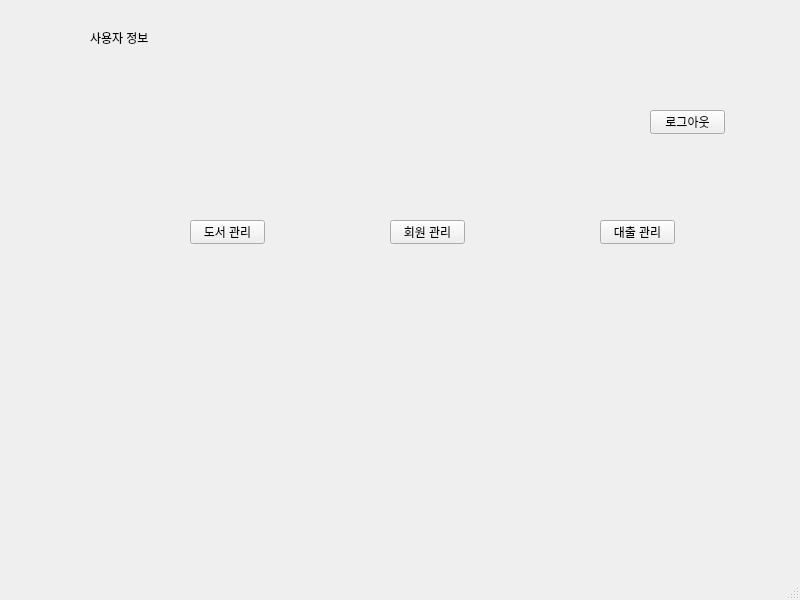
First picture: the form in uis/main_window_manager.ui, repository DaeyeongCho/DataBaseLectureProject, before the edit.
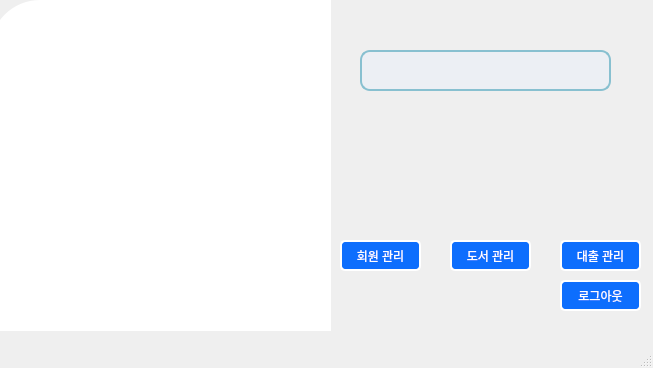
Second picture: the form after the edit. Icons and pictures are not drawn.

```diff
--- a/uis/main_window_manager.ui
+++ b/uis/main_window_manager.ui
@@ -6,49 +6,132 @@
    <rect>
     <x>0</x>
     <y>0</y>
-    <width>800</width>
-    <height>600</height>
+    <width>653</width>
+    <height>368</height>
    </rect>
   </property>
   <property name="windowTitle">
    <string>MainWindow</string>
   </property>
   <widget class="QWidget" name="centralwidget">
-   <widget class="QPushButton" name="pushButtonBookManagement">
+   <widget class="QFrame" name="frame">
     <property name="geometry">
      <rect>
-      <x>190</x>
-      <y>220</y>
-      <width>75</width>
-      <height>24</height>
+      <x>0</x>
+      <y>0</y>
+      <width>651</width>
+      <height>331</height>
      </rect>
+    </property>
+    <property name="styleSheet">
+     <string notr="true">border-top-left-radius:50px;
+</string>
+    </property>
+    <property name="frameShape">
+     <enum>QFrame::StyledPanel</enum>
+    </property>
+    <property name="frameShadow">
+     <enum>QFrame::Raised</enum>
+    </property>
+    <widget class="QLabel" name="label">
+     <property name="geometry">
+      <rect>
+       <x>-10</x>
+       <y>0</y>
+       <width>341</width>
+       <height>331</height>
+      </rect>
+     </property>
+     <property name="styleSheet">
+      <string notr="true">background-color : white;
+border-image : url(C:/Users/jdy08/Visual Studio Code/DataBaseLectureProject/uis/book.png);
+border-top-left-radius:50px;
+</string>
     </property>
     <property name="text">
-     <string>도서 관리</string>
+      <string/>
     </property>
    </widget>
    <widget class="QPushButton" name="pushButtonMemberManagement">
     <property name="geometry">
      <rect>
-      <x>390</x>
-      <y>220</y>
-      <width>75</width>
-      <height>24</height>
-     </rect>
-    </property>
+       <x>340</x>
+       <y>240</y>
+       <width>81</width>
+       <height>31</height>
+      </rect>
+     </property>
+     <property name="styleSheet">
+      <string notr="true">QPushButton{
+	background-color:#0d6efd;
+	border:2px solid #fff;
+	color:#fff;
+	border-radius:5px;
+	padding:6px;
+}
+
+QPushButton:hover,
+QPushButton:clicked{
+	background-color: #0b5ed7;
+	border:2px solid #9ac3fe;
+}</string>
+     </property>
     <property name="text">
      <string>회원 관리</string>
     </property>
    </widget>
+    <widget class="QPushButton" name="pushButtonBookManagement">
+     <property name="geometry">
+      <rect>
+       <x>450</x>
+       <y>240</y>
+       <width>81</width>
+       <height>31</height>
+      </rect>
+     </property>
+     <property name="styleSheet">
+      <string notr="true">QPushButton{
+	background-color:#0d6efd;
+	border:2px solid #fff;
+	color:#fff;
+	border-radius:5px;
+	padding:6px;
+}
+
+QPushButton:hover,
+QPushButton:clicked{
+	background-color: #0b5ed7;
+	border:2px solid #9ac3fe;
+}</string>
+     </property>
+     <property name="text">
+      <string>도서 관리</string>
+     </property>
+    </widget>
    <widget class="QPushButton" name="pushButtonLoanManagement">
     <property name="geometry">
      <rect>
-      <x>600</x>
-      <y>220</y>
-      <width>75</width>
-      <height>24</height>
-     </rect>
-    </property>
+       <x>560</x>
+       <y>240</y>
+       <width>81</width>
+       <height>31</height>
+      </rect>
+     </property>
+     <property name="styleSheet">
+      <string notr="true">QPushButton{
+	background-color:#0d6efd;
+	border:2px solid #fff;
+	color:#fff;
+	border-radius:5px;
+	padding:6px;
+}
+
+QPushButton:hover,
+QPushButton:clicked{
+	background-color: #0b5ed7;
+	border:2px solid #9ac3fe;
+}</string>
+     </property>
     <property name="text">
      <string>대출 관리</string>
     </property>
@@ -56,28 +139,55 @@
    <widget class="QPushButton" name="pushButtonLogOut">
     <property name="geometry">
      <rect>
-      <x>650</x>
-      <y>110</y>
-      <width>75</width>
-      <height>24</height>
-     </rect>
-    </property>
+       <x>560</x>
+       <y>280</y>
+       <width>81</width>
+       <height>31</height>
+      </rect>
+     </property>
+     <property name="styleSheet">
+      <string notr="true">QPushButton{
+	background-color:#0d6efd;
+	border:2px solid #fff;
+	color:#fff;
+	border-radius:5px;
+	padding:6px;
+}
+
+QPushButton:hover,
+QPushButton:clicked{
+	background-color: #0b5ed7;
+	border:2px solid #9ac3fe;
+}</string>
+     </property>
     <property name="text">
      <string>로그아웃</string>
     </property>
    </widget>
-   <widget class="QLabel" name="labelUserInfo">
+    <widget class="QLabel" name="labelUserHello">
     <property name="geometry">
      <rect>
-      <x>90</x>
-      <y>30</y>
-      <width>621</width>
-      <height>16</height>
-     </rect>
-    </property>
+       <x>360</x>
+       <y>50</y>
+       <width>251</width>
+       <height>41</height>
+      </rect>
+     </property>
+     <property name="styleSheet">
+      <string notr="true">color: #2E3440; /* 글자색 */
+font-family: 'Arial'; /* 글꼴 */
+font-size: 12pt; /* 글자 크기 */
+font-weight: bold; /* 글자 굵기 */
+text-align: center; /* 텍스트 정렬 */
+background-color: #ECEFF4; /* 배경색 */
+padding: 5px; /* 패딩 */
+border-radius: 10px; /* 테두리 둥글게 */
+border: 2px solid #88C0D0; /* 테두리 색과 굵기 */</string>
+     </property>
     <property name="text">
-     <string>사용자 정보</string>
-    </property>
+      <string/>
+     </property>
+    </widget>
    </widget>
   </widget>
   <widget class="QMenuBar" name="menubar">
```
Left out of the diff: 2 changed lines with no effect on the pictures. Lines whose indentation alone changed are shown as unchanged.
